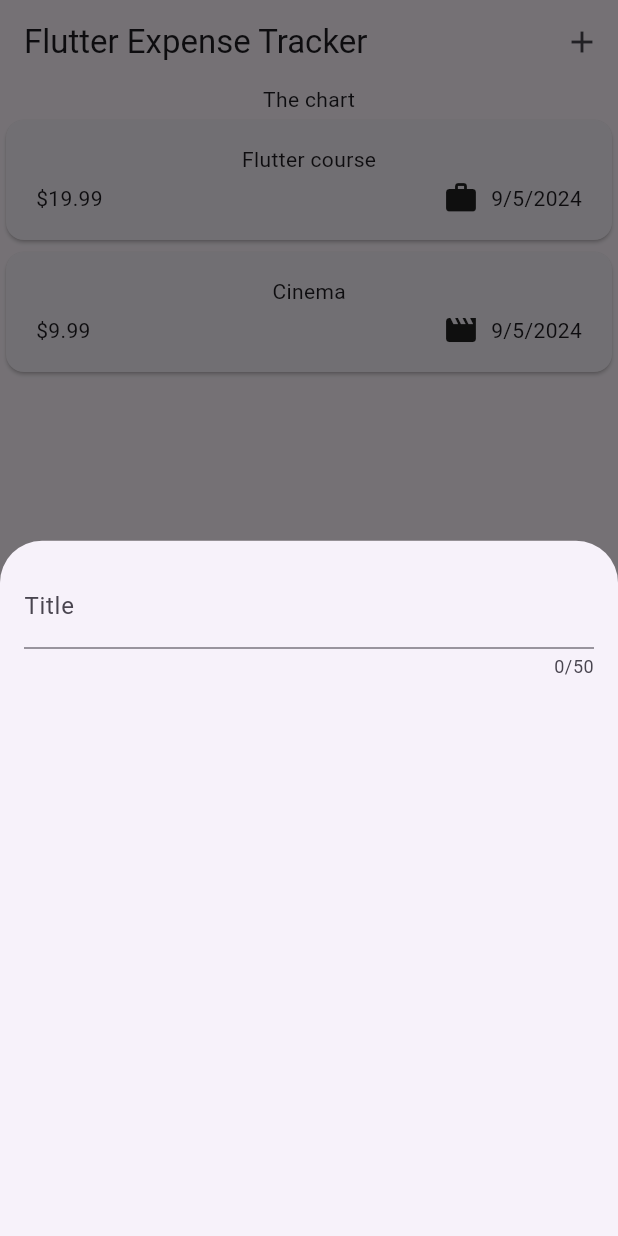
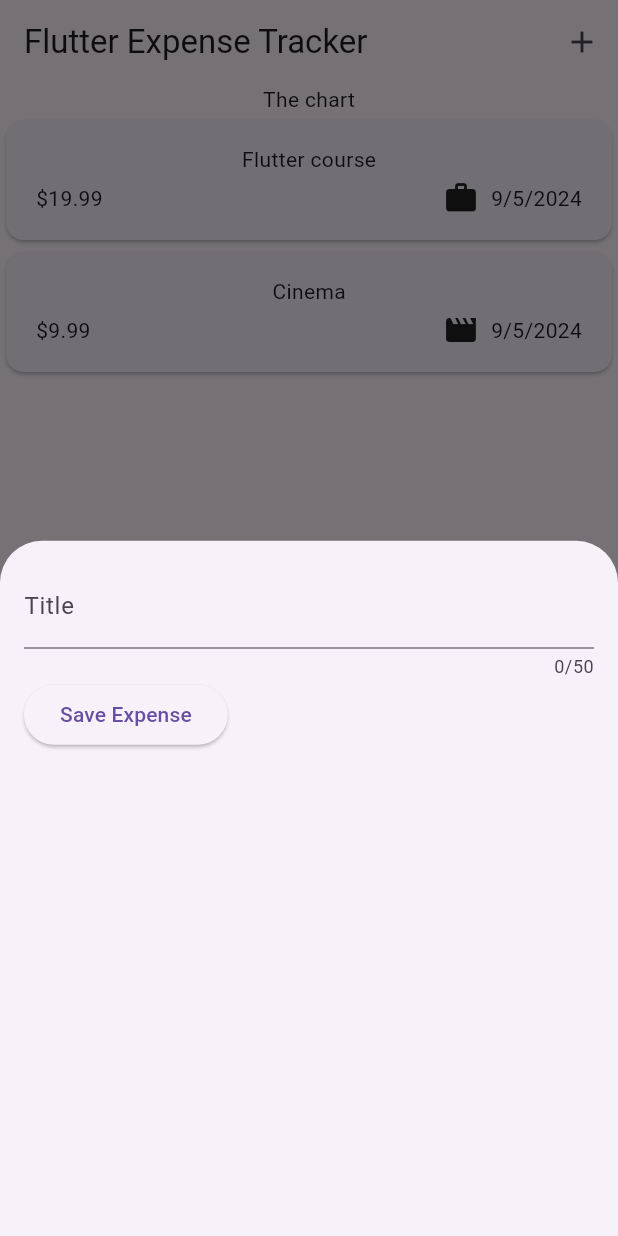
Before and after one commit to cesantaniello/expense_tracker, a Flutter app: the screen it shows after launch, after a tap on the "add" icon, on a phone screen of 412 x 824 dp. Run offline on Flutter 3.47's test engine with Material 3 defaults, Android fonts, the phone set to English and light mode, and no system bars.

Commit message:
Get user input on keystroke

```diff
--- a/lib/widgets/new_expense.dart
+++ b/lib/widgets/new_expense.dart
@@ -8,17 +8,32 @@ class NewExpense extends StatefulWidget {
 }
 
 class _NewExpenseState extends State<NewExpense> {
+  var _enteredTitle = '';
+
+  void _saveTitleInput(String inputValue) {
+    _enteredTitle = inputValue;
+  }
+
   @override
-  Widget build(BuildContext context) =>
-    const Padding(
-      padding: EdgeInsets.all(16),
+  Widget build(BuildContext context) => Padding(
+        padding: const EdgeInsets.all(16),
         child: Column(
           children: [
             TextField(
+              onChanged: _saveTitleInput,
               maxLength: 50,
-            decoration: InputDecoration(
+              decoration: const InputDecoration(
                 label: Text('Title'),
               ),
+            ),
+            Row(
+              children: [
+                ElevatedButton(
+                    onPressed: () {
+                      print(_enteredTitle);
+                    },
+                    child: const Text('Save Expense')),
+              ],
             )
           ],
         ),
```
Lines whose indentation alone changed are shown as unchanged.
